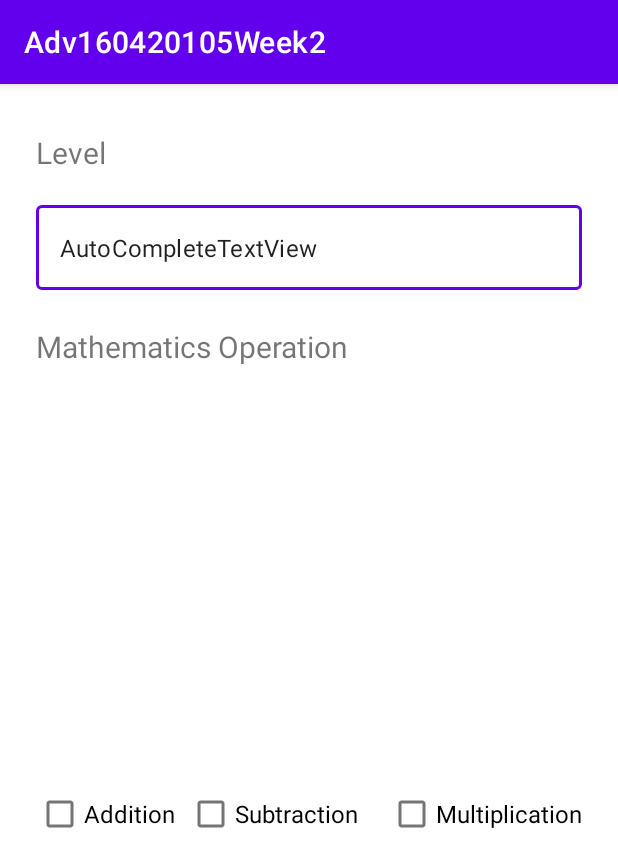
After one commit to deaartamevianty/Adv160420105Week2, an Android app: the fragment OptionFragment shown on its own in the app's theme, on a phone screen of 412 x 824 dp. The commit adds this screen. Shown: the top 867 px of the screen. Run offline under Robolectric (Android 15) with nearby library versions, the phone set to English and light mode, and no system bars.

Commit message:
Latihan Week 3 Part 2

```diff
--- /dev/null
+++ b/app/src/main/java/com/example/adv160420105week2/OptionFragment.kt
@@ -0,0 +1,23 @@
+package com.example.adv160420105week2
+
+import android.os.Bundle
+import androidx.fragment.app.Fragment
+import android.view.LayoutInflater
+import android.view.View
+import android.view.ViewGroup
+
+/**
+ * A simple [Fragment] subclass.
+ * Use the [OptionFragment.newInstance] factory method to
+ * create an instance of this fragment.
+ */
+class OptionFragment : Fragment() {
+
+    override fun onCreateView(
+        inflater: LayoutInflater, container: ViewGroup?,
+        savedInstanceState: Bundle?
+    ): View? {
+        // Inflate the layout for this fragment
+        return inflater.inflate(R.layout.fragment_option, container, false)
+    }
+}
--- a/app/src/main/res/layout/fragment_main.xml
+++ b/app/src/main/res/layout/fragment_main.xml
@@ -37,10 +37,21 @@
             android:layout_width="wrap_content"
             android:layout_height="wrap_content"
             android:layout_marginStart="16dp"
-            android:layout_marginTop="16dp"
+            android:layout_marginTop="24dp"
             android:layout_marginEnd="16dp"
             android:text="Start"
             app:layout_constraintEnd_toEndOf="parent"
+            app:layout_constraintHorizontal_bias="1.0"
+            app:layout_constraintStart_toStartOf="parent"
+            app:layout_constraintTop_toBottomOf="@+id/textInputLayout2" />
+
+        <Button
+            android:id="@+id/btnOption"
+            android:layout_width="wrap_content"
+            android:layout_height="wrap_content"
+            android:layout_marginStart="16dp"
+            android:layout_marginTop="24dp"
+            android:text="OPTION"
             app:layout_constraintStart_toStartOf="parent"
             app:layout_constraintTop_toBottomOf="@+id/textInputLayout2" />
 
--- /dev/null
+++ b/app/src/main/res/layout/fragment_option.xml
@@ -0,0 +1,94 @@
+<?xml version="1.0" encoding="utf-8"?>
+<FrameLayout xmlns:android="http://schemas.android.com/apk/res/android"
+    xmlns:app="http://schemas.android.com/apk/res-auto"
+    xmlns:tools="http://schemas.android.com/tools"
+    android:layout_width="match_parent"
+    android:layout_height="match_parent"
+    tools:context=".OptionFragment">
+
+    <androidx.constraintlayout.widget.ConstraintLayout
+        android:layout_width="match_parent"
+        android:layout_height="match_parent">
+
+        <com.google.android.material.textfield.TextInputLayout
+            android:id="@+id/textInputLayout"
+            style="@style/Widget.MaterialComponents.TextInputLayout.OutlinedBox"
+            android:layout_width="0dp"
+            android:layout_height="wrap_content"
+            android:layout_marginStart="24dp"
+            android:layout_marginTop="16dp"
+            android:layout_marginEnd="24dp"
+            app:endIconMode="none"
+            app:layout_constraintEnd_toEndOf="parent"
+            app:layout_constraintStart_toStartOf="parent"
+            app:layout_constraintTop_toBottomOf="@+id/textView">
+
+            <com.google.android.material.textfield.TextInputEditText
+                android:id="@+id/txtLevel"
+                android:layout_width="match_parent"
+                android:layout_height="wrap_content"
+                android:text="AutoCompleteTextView"
+                android:textSize="16sp" />
+        </com.google.android.material.textfield.TextInputLayout>
+
+        <TextView
+            android:id="@+id/textView"
+            android:layout_width="wrap_content"
+            android:layout_height="wrap_content"
+            android:layout_marginStart="24dp"
+            android:layout_marginTop="32dp"
+            android:text="Level"
+            android:textSize="20sp"
+            app:layout_constraintStart_toStartOf="parent"
+            app:layout_constraintTop_toTopOf="parent" />
+
+        <TextView
+            android:id="@+id/textView2"
+            android:layout_width="wrap_content"
+            android:layout_height="wrap_content"
+            android:layout_marginStart="24dp"
+            android:layout_marginTop="24dp"
+            android:text="Mathematics Operation"
+            android:textSize="20sp"
+            app:layout_constraintStart_toStartOf="parent"
+            app:layout_constraintTop_toBottomOf="@+id/textInputLayout" />
+
+        <CheckBox
+            android:id="@+id/cbAdd"
+            android:layout_width="0dp"
+            android:layout_height="wrap_content"
+            android:layout_marginStart="24dp"
+            android:layout_marginTop="16dp"
+            android:text="Addition"
+            android:textSize="16sp"
+            app:layout_constraintBottom_toBottomOf="parent"
+            app:layout_constraintStart_toStartOf="parent"
+            app:layout_constraintTop_toBottomOf="@+id/textView2" />
+
+        <CheckBox
+            android:id="@+id/cbSub"
+            android:layout_width="0dp"
+            android:layout_height="wrap_content"
+            android:layout_marginStart="8dp"
+            android:layout_marginTop="16dp"
+            android:layout_marginEnd="8dp"
+            android:text="Subtraction"
+            android:textSize="16sp"
+            app:layout_constraintBottom_toBottomOf="parent"
+            app:layout_constraintEnd_toStartOf="@+id/cbMultiply"
+            app:layout_constraintStart_toEndOf="@+id/cbAdd"
+            app:layout_constraintTop_toBottomOf="@+id/textView2" />
+
+        <CheckBox
+            android:id="@+id/cbMultiply"
+            android:layout_width="0dp"
+            android:layout_height="wrap_content"
+            android:layout_marginTop="16dp"
+            android:layout_marginEnd="24dp"
+            android:text="Multiplication"
+            android:textSize="16sp"
+            app:layout_constraintBottom_toBottomOf="parent"
+            app:layout_constraintEnd_toEndOf="parent"
+            app:layout_constraintTop_toBottomOf="@+id/textView2" />
+    </androidx.constraintlayout.widget.ConstraintLayout>
+</FrameLayout>
```
